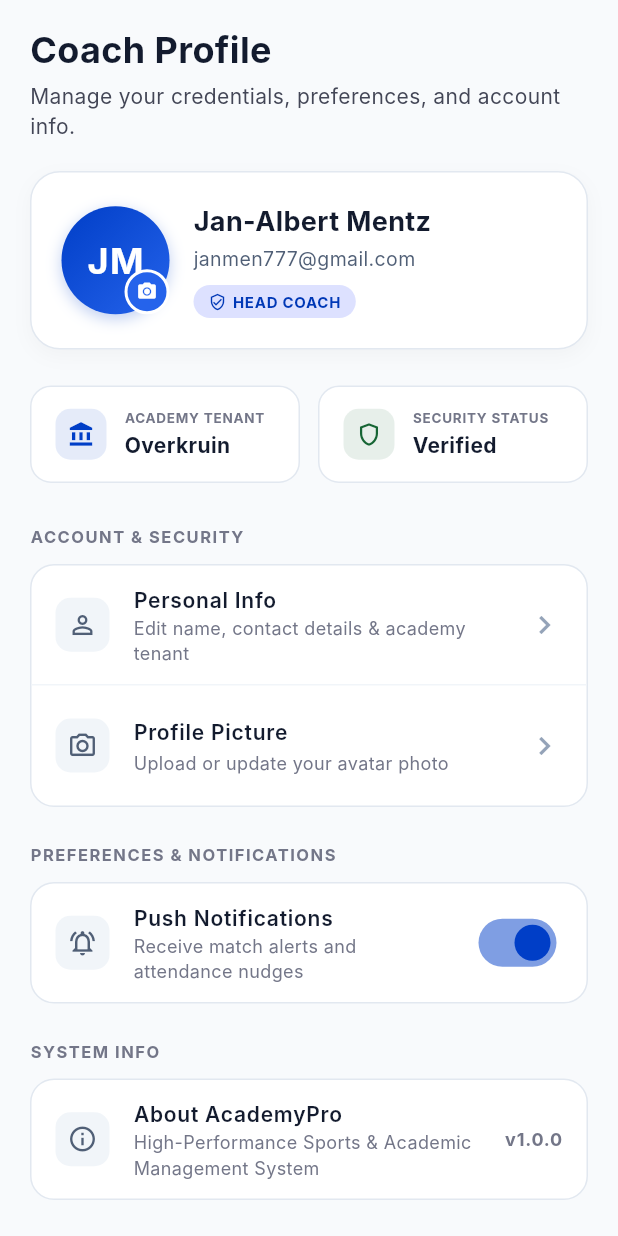
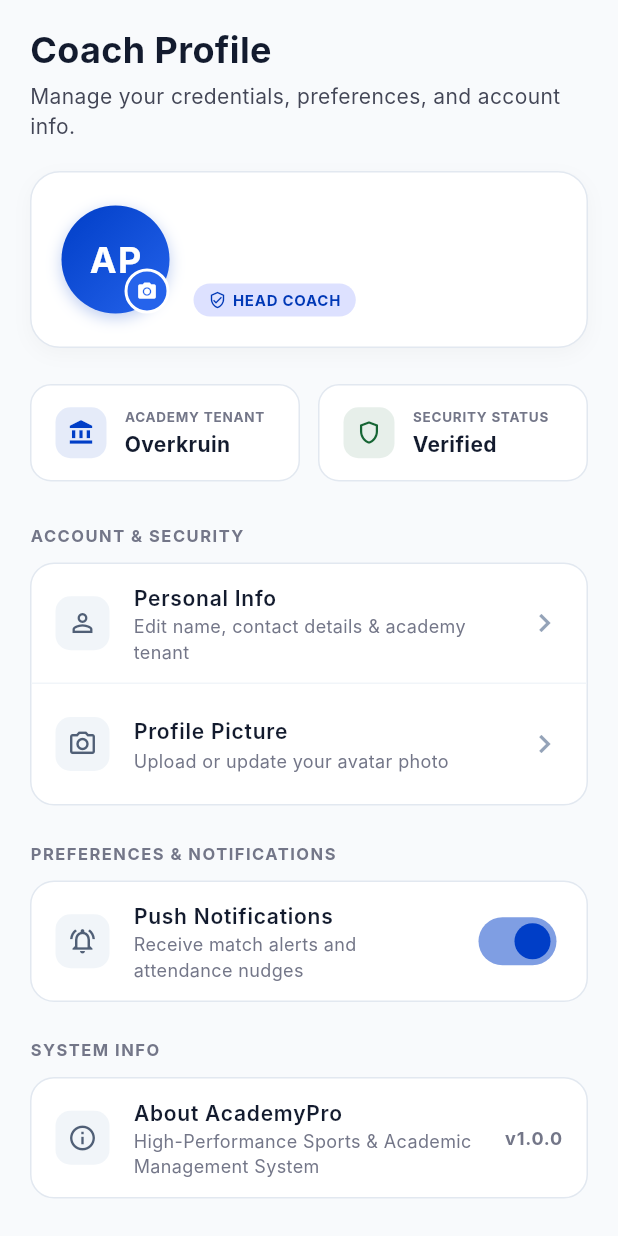
Before and after one commit to CodeWays-PTY/academypro-coaches-roster, a Flutter app: the ProfileTabView screen opened directly, on a phone screen of 412 x 824 dp. Run offline on Flutter 3.47's test engine with Material 3 defaults, Android fonts, the phone set to English and light mode, and no system bars; our stand-ins replace dio, flutter_local_notifications, flutter_riverpod, hive_flutter, image_picker, package_info_plus and 2 more; missing offline and left inert: mobile_scanner; accounts and stored records are empty; Roboto replaces fonts that are missing (Inter).

Commit message:
Update API client endpoint to academypro-api.codeways.co and remove placeholder emails from login screen

```diff
--- a/academypro_app/lib/core/network/api_client.dart
+++ b/academypro_app/lib/core/network/api_client.dart
@@ -4,7 +4,7 @@
 import '../storage/local_storage.dart';
 
 class ApiClient {
-  static const String _cloudflareUrl = 'https://academypro-api.tata-elash34.workers.dev';
+  static const String _cloudflareUrl = 'https://academypro-api.codeways.co';
   static const String _localDevUrl = 'http://localhost:3000';
 
   static String get baseUrl => _cloudflareUrl;
--- a/academypro_app/lib/features/auth/presentation/login_screen.dart
+++ b/academypro_app/lib/features/auth/presentation/login_screen.dart
@@ -194,7 +194,7 @@
                             keyboardType: TextInputType.emailAddress,
                             decoration: const InputDecoration(
                               labelText: 'Email Address',
-                              hintText: 'e.g. jrobertse1@gmail.com or janmen777@gmail.com',
+                              hintText: 'name@example.com',
                               prefixIcon: Icon(Icons.email_outlined, color: Color(0xFF64748B)),
                             ),
                             validator: (value) {
--- a/academypro_app/lib/features/dashboard/presentation/profile_tab_view.dart
+++ b/academypro_app/lib/features/dashboard/presentation/profile_tab_view.dart
@@ -825,9 +825,9 @@
     final authState = ref.watch(authProvider);
     final userProfile = authState.userProfile ?? LocalStorage.getUserProfile() ?? {};
 
-    final firstName = userProfile['first_name'] ?? userProfile['firstName'] ?? 'Jan-Albert';
-    final lastName = userProfile['last_name'] ?? userProfile['lastName'] ?? 'Mentz';
-    final email = userProfile['email'] ?? authState.email ?? 'janmen777@gmail.com';
+    final firstName = userProfile['first_name'] ?? userProfile['firstName'] ?? '';
+    final lastName = userProfile['last_name'] ?? userProfile['lastName'] ?? '';
+    final email = userProfile['email'] ?? authState.email ?? '';
     final role = (userProfile['role'] ?? 'Head Coach').toString().toUpperCase();
     final initials = '${firstName.isNotEmpty ? firstName[0] : ''}${lastName.isNotEmpty ? lastName[0] : ''}';
 
--- a/academypro_app/pubspec.yaml
+++ b/academypro_app/pubspec.yaml
@@ -16,7 +16,7 @@
 # https://developer.apple.com/library/archive/documentation/General/Reference/InfoPlistKeyReference/Articles/CoreFoundationKeys.html
 # In Windows, build-name is used as the major, minor, and patch parts
 # of the product and file versions while build-number is used as the build suffix.
-version: 1.0.0+65
+version: 1.0.0+66
 
 environment:
   sdk: ^3.12.2
```
